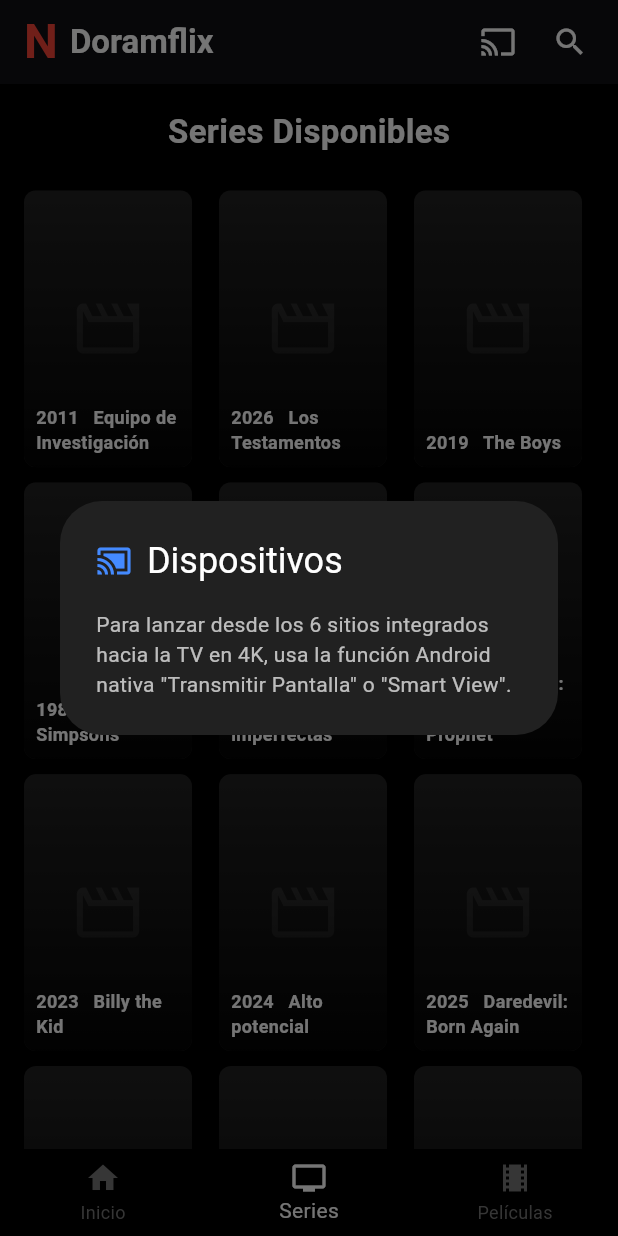
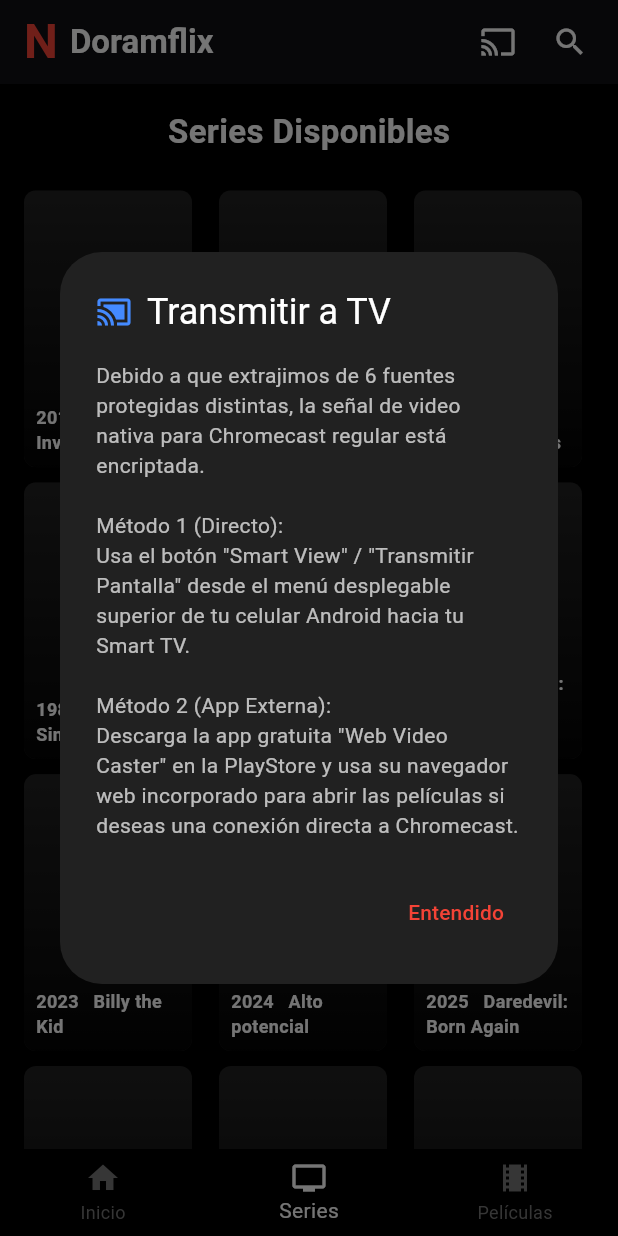
Before and after one commit to municipalidad1998/peliculas2025, a Flutter app: the screen it shows after launch, item 2 of the bottom bar chosen, scrolled down 576 dp, after a tap on the "cast" icon, on a phone screen of 412 x 824 dp. Run offline on Flutter 3.47's test engine with Material 3 defaults, Android fonts, the phone set to English and light mode, and no system bars; our stand-ins replace carousel_slider, webview_flutter; missing offline and left inert: webview_flutter_android; network calls fail.

Commit message:
Reparación Portadas y Diálogo

```diff
--- a/lib/screens/home_screen.dart
+++ b/lib/screens/home_screen.dart
@@ -42,13 +42,19 @@
           children: [
             Icon(Icons.cast_connected, color: Colors.blueAccent),
             SizedBox(width: 10),
-            Text('Dispositivos', style: TextStyle(color: Colors.white)),
+            Text('Transmitir a TV', style: TextStyle(color: Colors.white)),
           ],
         ),
         content: const Text(
-          'Para lanzar desde los 6 sitios integrados hacia la TV en 4K, usa la función Android nativa "Transmitir Pantalla" o "Smart View".',
+          'Debido a que extrajimos de 6 fuentes protegidas distintas, la señal de video nativa para Chromecast regular está encriptada.\n\nMétodo 1 (Directo): \nUsa el botón "Smart View" / "Transmitir Pantalla" desde el menú desplegable superior de tu celular Android hacia tu Smart TV.\n\nMétodo 2 (App Externa): \nDescarga la app gratuita "Web Video Caster" en la PlayStore y usa su navegador web incorporado para abrir las películas si deseas una conexión directa a Chromecast.',
           style: TextStyle(color: Colors.white70),
         ),
+        actions: [
+          TextButton(
+            child: const Text('Entendido', style: TextStyle(color: Colors.red)),
+            onPressed: () => Navigator.of(context).pop(),
+          ),
+        ],
       ),
     );
   }
--- a/lib/widgets/dorama_card.dart
+++ b/lib/widgets/dorama_card.dart
@@ -33,16 +33,7 @@
   }
 
   Future<void> _resolveCover() async {
-    // 1. URL directa existente
-    String cover = widget.dorama.coverUrl ?? '';
-    if (cover.isNotEmpty) {
-      if (cover.startsWith('//')) cover = 'https:$cover';
-      else if (cover.startsWith('/')) cover = 'https://doramaexpress.com$cover';
-      setState(() => _finalCover = cover);
-      return;
-    }
-
-    // 2. Caché para la web de TMDB
+    // 1. Caché TMDB directo
     if (tmdbCache.containsKey(widget.dorama.titulo)) {
       setState(() => _finalCover = tmdbCache[widget.dorama.titulo]);
       return;
@@ -51,7 +42,8 @@
     if (_isFetching) return;
     _isFetching = true;
 
-    // 3. API TMDB OFICIAL
+    // 2. Intentar TMDB API para Pósteres en 4K (Prioridad Máxima)
+    bool tmdbSuccess = false;
     try {
       final cleanTitle = widget.dorama.titulo.replaceAll(RegExp(r'\[.*?\]'), '').trim();
       final query = Uri.encodeComponent(cleanTitle);
@@ -68,15 +60,45 @@
         if (results.isNotEmpty) {
           final firstResult = results.firstWhere((r) => r['poster_path'] != null, orElse: () => results[0]);
           if (firstResult['poster_path'] != null) {
-            final imageUrl = 'https://image.tmdb.org/t/p/w500${firstResult['poster_path']}';
+            final imageUrl = 'https://image.tmdb.org/t/p/w500\${firstResult['poster_path']}';
             tmdbCache[widget.dorama.titulo] = imageUrl;
             if (mounted) setState(() => _finalCover = imageUrl);
+            tmdbSuccess = true;
           }
         }
       }
-    } catch (e) {
-      // Excepción segura
+    } catch (e) { }
+
+    // 3. Fallback A: URL pre-agarrada del scraper (mega_catalogo)
+    if (!tmdbSuccess && widget.dorama.coverUrl != null && widget.dorama.coverUrl!.isNotEmpty) {
+      String cover = widget.dorama.coverUrl!;
+      if (cover.startsWith('//')) cover = 'https:$cover';
+      else if (cover.startsWith('/')) cover = 'https://doramaexpress.com$cover';
+      if (mounted) setState(() => _finalCover = cover);
+      tmdbSuccess = true;
     }
+
+    // 4. Extractor Definitivo En Vivo: Si la portada sigue vacía, raspar la página exacta del Dorama (og:image)
+    if (!tmdbSuccess) {
+       try {
+          final response = await http.get(Uri.parse(widget.dorama.url));
+          if (response.statusCode == 200) {
+             final docStr = response.body;
+             // Buscar un og:image a lo bruto
+             final ogMatch = RegExp(r'property="og:image" content="(.*?)"').firstMatch(docStr);
+             if (ogMatch != null && ogMatch.group(1) != null) {
+                if (mounted) setState(() => _finalCover = ogMatch.group(1));
+             } else {
+                // Alternativa: Primera imagen grande de la página (común en WordPress)
+                final imgMatch = RegExp(r'<img[^>]+class="[^"]*wp-post-image[^"]*"[^>]+src="([^"]+)"').firstMatch(docStr);
+                if (imgMatch != null && imgMatch.group(1) != null) {
+                   if (mounted) setState(() => _finalCover = imgMatch.group(1));
+                }
+             }
+          }
+       } catch (e) { }
+    }
+
     _isFetching = false;
   }
 
```
